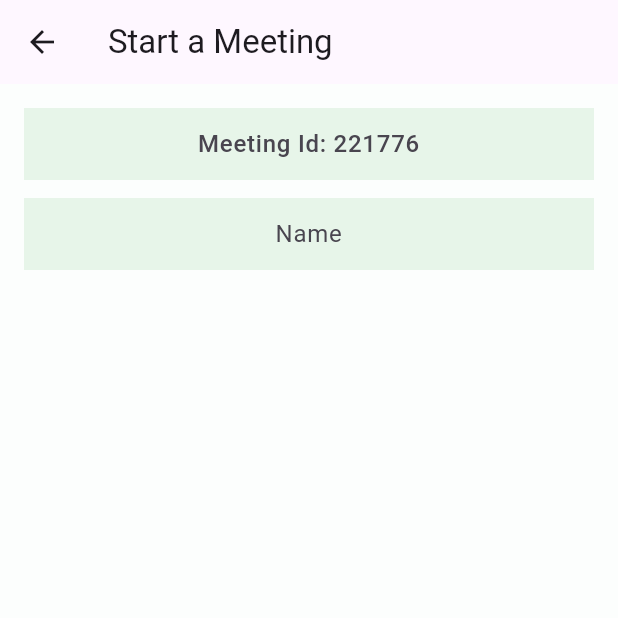
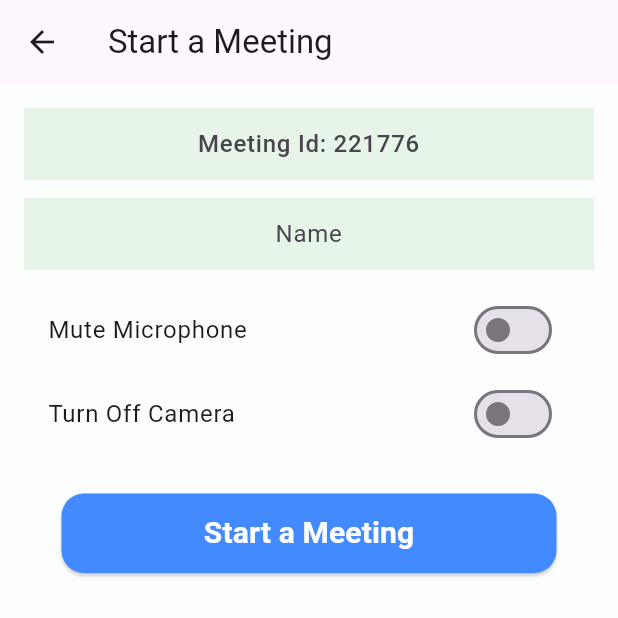
Before and after one commit to DivyanshMahor/miljul-app, a Flutter app: the NewMeetingScreen screen opened directly, on a phone screen of 412 x 824 dp, the top half of it. Run offline on Flutter 3.47's test engine with Material 3 defaults, Android fonts, the phone set to English and light mode, and no system bars; our stand-ins replace cherry_toast, cloud_firestore, firebase_auth, firebase_core, flutter_riverpod, font_awesome_flutter and 1 more; missing offline and left inert: zego_uikit_prebuilt_video_conference; accounts and stored records are empty; network calls fail.

Commit message:
complete meeting initiation screen and authentication setup

```diff
--- a/lib/core/provider/new_meeting_provider.dart
+++ b/lib/core/provider/new_meeting_provider.dart
@@ -1,11 +1,11 @@
 import 'dart:math';
 
-import 'package:flutter_riverpod/flutter_riverpod.dart';
+
 import 'package:flutter_riverpod/legacy.dart';
 import 'package:online_class/core/model/new_meeting_model.dart';
 
 class MeetingNotifier extends StateNotifier <MeetingState>{
-  MeetingNotifier():super(
+    MeetingNotifier():super(
     MeetingState(
       isMicOff: false, //initially false set
       isCameraOff: false,
--- a/lib/core/secret/key.dart
+++ b/lib/core/secret/key.dart
@@ -1,2 +1,2 @@
-// App  id -> 264940009
-// AppSign -> c028d9420add31b4e2691c30fe505895d5eccc4e1c3bb4f8f1a6349672da6931
+int appID = 264940009;
+String appSign = 'c028d9420add31b4e2691c30fe505895d5eccc4e1c3bb4f8f1a6349672da6931';
--- a/lib/feature/auth/screen/google_login_screen.dart
+++ b/lib/feature/auth/screen/google_login_screen.dart
@@ -1,7 +1,7 @@
 import 'package:flutter/material.dart';
 import 'package:online_class/core/utils/colors.dart';
 import 'package:online_class/feature/auth/service/auth_method.dart';
-import 'package:online_class/feature/home/app_main_screen.dart';
+import 'package:online_class/feature/home/screen/app_main_screen.dart';
 import 'package:online_class/route.dart';
 
 import '../../../core/utils/utils.dart';
--- a/lib/feature/home/app_main_screen.dart
+++ b/lib/feature/home/screen/app_main_screen.dart
@@ -1,8 +1,10 @@
 import 'package:flutter/material.dart';
 import 'package:font_awesome_flutter/font_awesome_flutter.dart';
 import 'package:online_class/core/utils/colors.dart';
-import 'package:online_class/feature/home/home_screen.dart';
-import 'package:online_class/feature/home/profile_screen.dart';
+// import 'package:online_class/feature/home/home_screen.dart';
+import 'package:online_class/feature/home/screen/profile_screen.dart';
+
+import 'home_screen.dart';
 
 
 class AppMainScreen extends StatefulWidget {
--- a/lib/feature/home/home_screen.dart
+++ b/lib/feature/home/screen/home_screen.dart
@@ -2,7 +2,7 @@ import 'package:firebase_auth/firebase_auth.dart';
 import 'package:flutter/material.dart';
 import 'package:font_awesome_flutter/font_awesome_flutter.dart';
 import 'package:online_class/core/utils/colors.dart';
-import 'package:online_class/feature/home/new_meeting_screen.dart';
+import 'package:online_class/feature/home/screen/new_meeting_screen.dart';
 import 'package:online_class/route.dart';
 
 class HomeScreen extends StatelessWidget {
--- a/lib/feature/home/new_meeting_screen.dart
+++ b/lib/feature/home/screen/new_meeting_screen.dart
@@ -3,6 +3,8 @@ import 'package:flutter/material.dart';
 import 'package:flutter_riverpod/flutter_riverpod.dart';
 import 'package:online_class/core/utils/colors.dart';
 import 'package:online_class/core/provider/new_meeting_provider.dart';
+import 'package:online_class/feature/home/lib/resources/start_meeting_method.dart';
+import 'package:online_class/feature/home/widgets/customer_button.dart';
 
 class NewMeetingScreen extends ConsumerStatefulWidget {
   const NewMeetingScreen({super.key});
@@ -83,11 +85,31 @@ class _NewMeetingScreenState extends ConsumerState<NewMeetingScreen> {
                   fillColor: Colors.green.withAlpha(30),
                   filled: true,
                   border: InputBorder.none,
-                  hintText: "Name",
-
-                ),
+                  hintText: "Name",),
               ),
             ),
+
+            //Toggle mic option
+            SwitchListTile.adaptive(
+                title: Text("Mute Microphone"),
+                value: meetingState.isMicOff, onChanged: (val) => ref.read(meetingProvider.notifier).toggleMic(val)),
+
+            //Toggle camera option
+            SwitchListTile(
+              title: Text("Turn Off Camera"),
+                value: meetingState.isCameraOff,
+                onChanged: (val) =>
+                    ref.read(
+                        meetingProvider.notifier).toggleCamera(val) ),
+
+            //state meeting button
+            CustomButton(text: "Start a Meeting", onPressed: (){
+              //Call startMeeting method with name inputs
+
+              startMeeting(ref, context, nameController);
+
+            })
+
           ],
         ),
       ),
--- /dev/null
+++ b/lib/feature/home/widgets/customer_button.dart
@@ -0,0 +1,39 @@
+import 'package:flutter/cupertino.dart';
+import 'package:flutter/material.dart';
+
+class CustomButton extends StatelessWidget {
+  final String text;
+  final VoidCallback onPressed;
+  const CustomButton({
+    super.key,
+    required this.text,
+    required this.onPressed,
+  });
+
+  @override
+  Widget build(BuildContext context) {
+    return Padding(padding: EdgeInsetsGeometry.all(25),
+    child: SizedBox(
+      width: double.maxFinite,
+      child: ElevatedButton(
+
+        style: ElevatedButton.styleFrom(
+          backgroundColor: Colors.blueAccent,
+          shape: RoundedRectangleBorder(
+            borderRadius: BorderRadiusGeometry.circular(15),
+          )
+        ),
+          onPressed: onPressed,
+          child: Padding(
+            padding: const EdgeInsets.all(12.0),
+            child: Text(text,style:
+                    TextStyle(
+              fontSize: 20,
+              fontWeight: FontWeight.w600,
+              color: Colors.white
+                    ),),
+          )),
+    ),
+    );
+  }
+}
--- a/lib/main.dart
+++ b/lib/main.dart
@@ -3,7 +3,7 @@ import 'package:firebase_core/firebase_core.dart';
 import 'package:flutter/material.dart';
 import 'package:flutter_riverpod/flutter_riverpod.dart';
 import 'package:online_class/feature/auth/screen/google_login_screen.dart';
-import 'package:online_class/feature/home/app_main_screen.dart';
+import 'package:online_class/feature/home/screen/app_main_screen.dart';
 
 import 'firebase_options.dart';
 
```
Also changed, not shown: lib/feature/home/lib/resources/start_meeting_method.dart (added, +46 -0 lines), lib/feature/home/screen/meeting_room_screen.dart (added, +47 -0 lines), lib/feature/home/screen/join_meeting.dart (added), lib/feature/home/screen/profile_screen.dart (renamed from lib/feature/home/profile_screen.dart).
